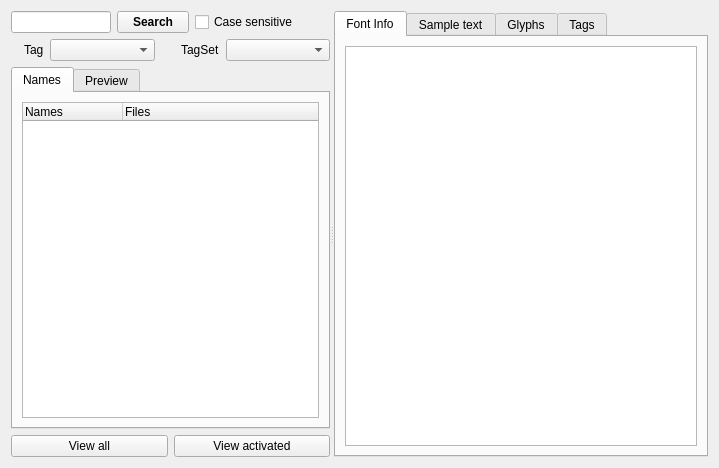
First picture: the form in src/mainview.ui, repository fontmatrix/fontmatrix, before the edit.
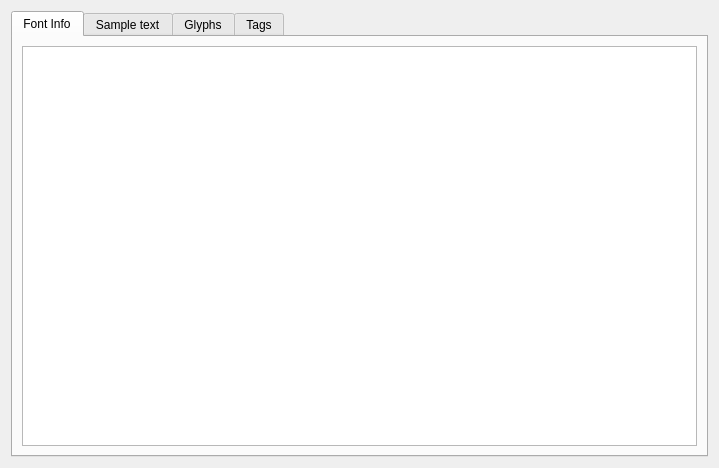
Second picture: the form after the edit. The open tabs and pages were chosen to show the change. Icons and pictures are not drawn. Custom widgets are drawn as their Qt base class.

Commit message: fontmatrix: CHANGED Left panel is now a QDockWidget, which gives much more control to the user

What changed in the file:
```diff
--- a/src/mainview.ui
+++ b/src/mainview.ui
@@ -19,256 +19,6 @@
      <property name="orientation" >
       <enum>Qt::Horizontal</enum>
      </property>
-     <widget class="QWidget" name="layoutWidget" >
-      <layout class="QVBoxLayout" >
-       <item>
-        <layout class="QHBoxLayout" >
-         <item>
-          <widget class="QLineEdit" name="searchString" />
-         </item>
-         <item>
-          <widget class="QPushButton" name="searchButton" >
-           <property name="sizePolicy" >
-            <sizepolicy vsizetype="Preferred" hsizetype="Preferred" >
-             <horstretch>0</horstretch>
-             <verstretch>0</verstretch>
-            </sizepolicy>
-           </property>
-           <property name="minimumSize" >
-            <size>
-             <width>40</width>
-             <height>0</height>
-            </size>
-           </property>
-           <property name="font" >
-            <font>
-             <pointsize>9</pointsize>
-             <weight>75</weight>
-             <bold>true</bold>
-            </font>
-           </property>
-           <property name="toolTip" >
-            <string>Search through font informations</string>
-           </property>
-           <property name="text" >
-            <string>Search</string>
-           </property>
-          </widget>
-         </item>
-         <item>
-          <widget class="QCheckBox" name="sensitivityCheck" >
-           <property name="focusPolicy" >
-            <enum>Qt::NoFocus</enum>
-           </property>
-           <property name="toolTip" >
-            <string>Respect entered text case when searching</string>
-           </property>
-           <property name="text" >
-            <string>Case sensitive</string>
-           </property>
-          </widget>
-         </item>
-         <item>
-          <spacer>
-           <property name="orientation" >
-            <enum>Qt::Horizontal</enum>
-           </property>
-           <property name="sizeHint" >
-            <size>
-             <width>40</width>
-             <height>20</height>
-            </size>
-           </property>
-          </spacer>
-         </item>
-        </layout>
-       </item>
-       <item>
-        <layout class="QHBoxLayout" >
-         <item>
-          <widget class="QLabel" name="OrderBy" >
-           <property name="font" >
-            <font>
-             <pointsize>9</pointsize>
-             <weight>50</weight>
-             <bold>false</bold>
-            </font>
-           </property>
-           <property name="text" >
-            <string/>
-           </property>
-          </widget>
-         </item>
-         <item>
-          <widget class="QLabel" name="Tags" >
-           <property name="text" >
-            <string>Tag</string>
-           </property>
-          </widget>
-         </item>
-         <item>
-          <widget class="QComboBox" name="tagsCombo" >
-           <property name="sizePolicy" >
-            <sizepolicy vsizetype="Fixed" hsizetype="Expanding" >
-             <horstretch>0</horstretch>
-             <verstretch>0</verstretch>
-            </sizepolicy>
-           </property>
-           <property name="contextMenuPolicy" >
-            <enum>Qt::DefaultContextMenu</enum>
-           </property>
-           <property name="toolTip" >
-            <string>Filter view by chosing tag</string>
-           </property>
-          </widget>
-         </item>
-         <item>
-          <spacer>
-           <property name="orientation" >
-            <enum>Qt::Horizontal</enum>
-           </property>
-           <property name="sizeType" >
-            <enum>QSizePolicy::Preferred</enum>
-           </property>
-           <property name="sizeHint" >
-            <size>
-             <width>20</width>
-             <height>20</height>
-            </size>
-           </property>
-          </spacer>
-         </item>
-         <item>
-          <widget class="QLabel" name="setlabel" >
-           <property name="text" >
-            <string>TagSet</string>
-           </property>
-          </widget>
-         </item>
-         <item>
-          <widget class="QComboBox" name="tagsetCombo" >
-           <property name="sizePolicy" >
-            <sizepolicy vsizetype="Fixed" hsizetype="Expanding" >
-             <horstretch>0</horstretch>
-             <verstretch>0</verstretch>
-            </sizepolicy>
-           </property>
-           <property name="toolTip" >
-            <string>Show only fonts that belong to chosen tagset</string>
-           </property>
-          </widget>
-         </item>
-        </layout>
-       </item>
-       <item>
-        <widget class="QTabWidget" name="fontlistTab" >
-         <property name="currentIndex" >
-          <number>1</number>
-         </property>
-         <widget class="QWidget" name="tab_2" >
-          <attribute name="title" >
-           <string>Names</string>
-          </attribute>
-          <layout class="QGridLayout" >
-           <item row="0" column="0" >
-            <widget class="QTreeWidget" name="fontTree" >
-             <property name="sizePolicy" >
-              <sizepolicy vsizetype="Expanding" hsizetype="Preferred" >
-               <horstretch>0</horstretch>
-               <verstretch>0</verstretch>
-              </sizepolicy>
-             </property>
-             <property name="font" >
-              <font>
-               <pointsize>9</pointsize>
-              </font>
-             </property>
-             <property name="cursor" stdset="0" >
-              <cursorShape>ArrowCursor</cursorShape>
-             </property>
-             <property name="focusPolicy" >
-              <enum>Qt::NoFocus</enum>
-             </property>
-             <property name="autoFillBackground" >
-              <bool>false</bool>
-             </property>
-             <property name="frameShape" >
-              <enum>QFrame::StyledPanel</enum>
-             </property>
-             <property name="frameShadow" >
-              <enum>QFrame::Sunken</enum>
-             </property>
-             <property name="lineWidth" >
-              <number>1</number>
-             </property>
-             <property name="alternatingRowColors" >
-              <bool>false</bool>
-             </property>
-             <property name="textElideMode" >
-              <enum>Qt::ElideRight</enum>
-             </property>
-             <property name="autoExpandDelay" >
-              <number>1</number>
-             </property>
-             <property name="columnCount" >
-              <number>2</number>
-             </property>
-             <column>
-              <property name="text" >
-               <string>Names</string>
-              </property>
-             </column>
-             <column>
-              <property name="text" >
-               <string>Files</string>
-              </property>
-             </column>
-            </widget>
-           </item>
-          </layout>
-         </widget>
-         <widget class="QWidget" name="tab_3" >
-          <attribute name="title" >
-           <string>Preview</string>
-          </attribute>
-          <layout class="QGridLayout" >
-           <item row="0" column="0" >
-            <widget class="FMPreviewList" name="previewList" >
-             <property name="acceptDrops" >
-              <bool>false</bool>
-             </property>
-            </widget>
-           </item>
-          </layout>
-         </widget>
-        </widget>
-       </item>
-       <item>
-        <layout class="QHBoxLayout" >
-         <item>
-          <widget class="QPushButton" name="viewAllButton" >
-           <property name="statusTip" >
-            <string>Show complete collection of available fonts</string>
-           </property>
-           <property name="text" >
-            <string>View all</string>
-           </property>
-          </widget>
-         </item>
-         <item>
-          <widget class="QPushButton" name="viewActivatedButton" >
-           <property name="statusTip" >
-            <string>Show all activated fonts</string>
-           </property>
-           <property name="text" >
-            <string>View activated</string>
-           </property>
-          </widget>
-         </item>
-        </layout>
-       </item>
-      </layout>
-     </widget>
      <widget class="QTabWidget" name="tabView" >
       <property name="sizePolicy" >
        <sizepolicy vsizetype="Minimum" hsizetype="Expanding" >
@@ -570,11 +320,6 @@
    <extends>QGraphicsView</extends>
    <header location="global" >fmsampletextview.h</header>
   </customwidget>
-  <customwidget>
-   <class>FMPreviewList</class>
-   <extends>QGraphicsView</extends>
-   <header>fmpreviewlist.h</header>
-  </customwidget>
   <customwidget>
    <class>FMGlyphsView</class>
    <extends>QGraphicsView</extends>
```
The commit also changes 9 other files.
